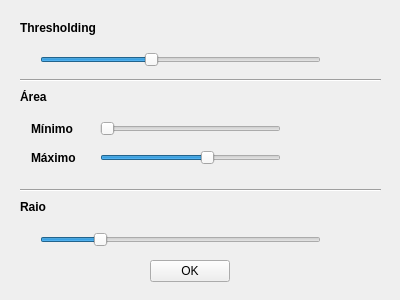
Before: the Qt Designer form QT/dialogconfig.ui in Leoguedesm1/rattrack, drawn with Qt 5.
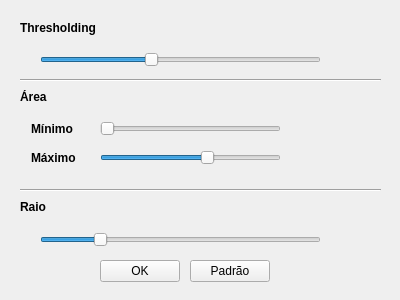
After: the same form once the commit is applied.

```diff
--- a/QT/dialogconfig.ui
+++ b/QT/dialogconfig.ui
@@ -183,7 +183,7 @@
   <widget class="QPushButton" name="btOK">
    <property name="geometry">
     <rect>
-     <x>150</x>
+     <x>100</x>
      <y>260</y>
      <width>80</width>
      <height>22</height>
@@ -245,6 +245,19 @@
     <string/>
    </property>
   </widget>
+  <widget class="QPushButton" name="btDefault">
+   <property name="geometry">
+    <rect>
+     <x>190</x>
+     <y>260</y>
+     <width>80</width>
+     <height>22</height>
+    </rect>
+   </property>
+   <property name="text">
+    <string>Padrão</string>
+   </property>
+  </widget>
  </widget>
  <resources/>
  <connections/>
```
